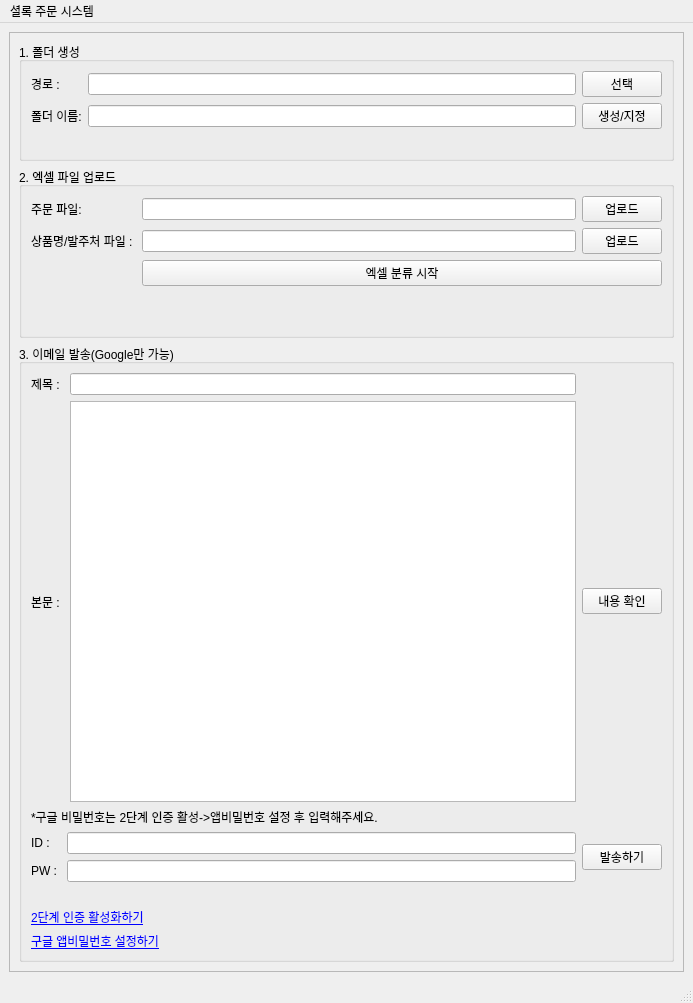
Before: the Qt Designer form gui/order_excel_email_classify.ui in Areum120/shopping_order_rpa, drawn with Qt 5.
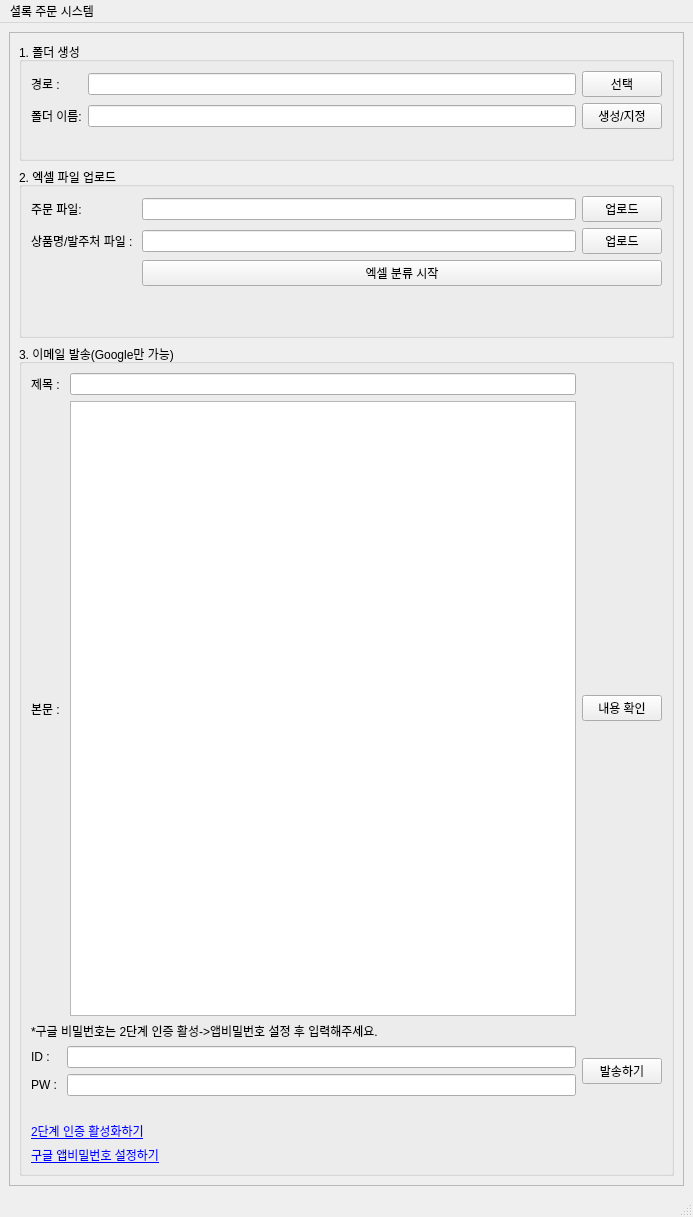
After: the same form once the commit is applied.

Commit message: 파일 업로드하면 validation 수정

```diff
--- a/gui/order_excel_email_classify.ui
+++ b/gui/order_excel_email_classify.ui
@@ -7,7 +7,7 @@
     <x>0</x>
     <y>0</y>
     <width>693</width>
-    <height>1003</height>
+    <height>1217</height>
    </rect>
   </property>
   <property name="windowTitle">
@@ -26,7 +26,7 @@
          <x>0</x>
          <y>0</y>
          <width>665</width>
-         <height>914</height>
+         <height>1128</height>
         </rect>
        </property>
        <layout class="QVBoxLayout" name="verticalLayout_4">
```
The commit also changes 1 other file.
